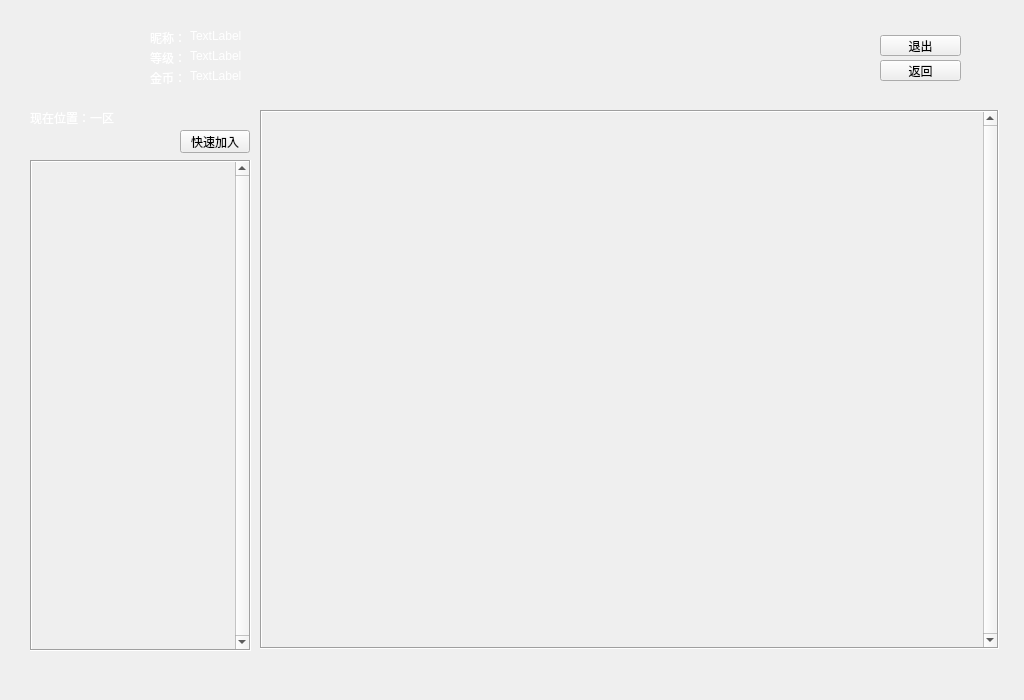
The window that QTProject/Client/lobby.ui (aldenpang/zhajinhua-project) describes before a commit, drawn with Qt 5.
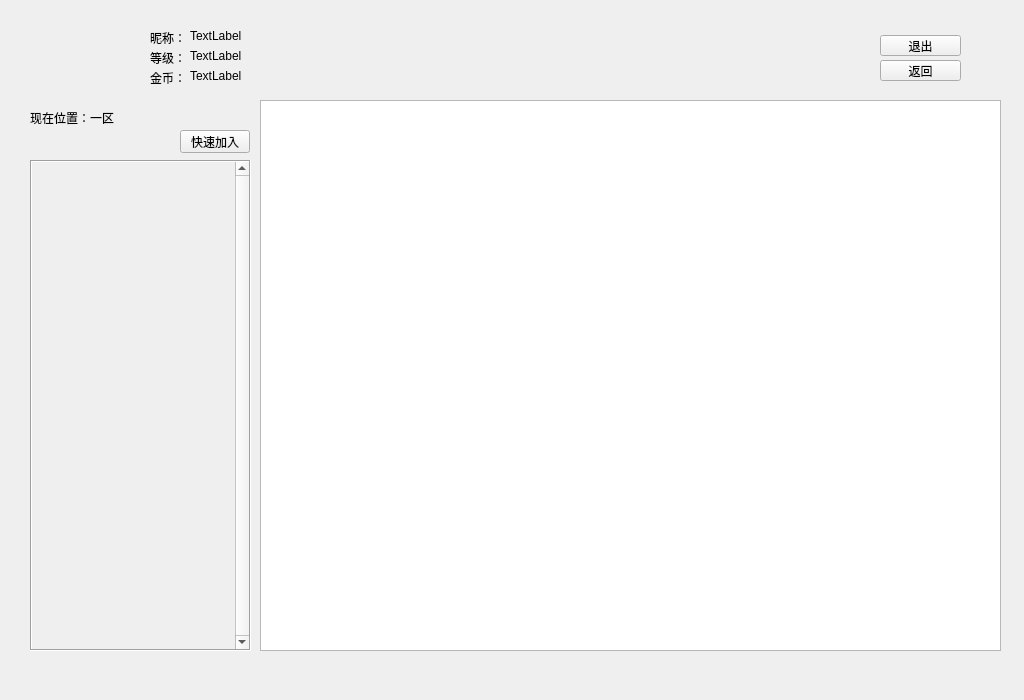
The same window after the commit. Icons and pictures are not drawn.

Commit message: user QGraphicsView and QScene instead of QScrollArea as been tableList

What changed in the file:
```diff
--- a/QTProject/Client/lobby.ui
+++ b/QTProject/Client/lobby.ui
@@ -26,7 +26,7 @@
    <string>Form</string>
   </property>
   <property name="styleSheet">
-   <string notr="true">QWidget[objectName=&quot;bgWidget&quot;] 
+   <string notr="true">/*QWidget[objectName=&quot;bgWidget&quot;] 
 {
 background-image: url(:/Images/Media/lobby.png);
 }
@@ -159,50 +159,6 @@
     </property>
    </widget>
   </widget>
-  <widget class="QScrollArea" name="tableList">
-   <property name="geometry">
-    <rect>
-     <x>260</x>
-     <y>110</y>
-     <width>739</width>
-     <height>539</height>
-    </rect>
-   </property>
-   <property name="frameShape">
-    <enum>QFrame::Box</enum>
-   </property>
-   <property name="frameShadow">
-    <enum>QFrame::Sunken</enum>
-   </property>
-   <property name="verticalScrollBarPolicy">
-    <enum>Qt::ScrollBarAlwaysOn</enum>
-   </property>
-   <property name="horizontalScrollBarPolicy">
-    <enum>Qt::ScrollBarAsNeeded</enum>
-   </property>
-   <property name="widgetResizable">
-    <bool>true</bool>
-   </property>
-   <widget class="QWidget" name="scrollAreaWidgetContents_2">
-    <property name="geometry">
-     <rect>
-      <x>0</x>
-      <y>0</y>
-      <width>720</width>
-      <height>537</height>
-     </rect>
-    </property>
-    <property name="sizeIncrement">
-     <size>
-      <width>0</width>
-      <height>0</height>
-     </size>
-    </property>
-    <property name="autoFillBackground">
-     <bool>false</bool>
-    </property>
-   </widget>
-  </widget>
   <widget class="QLabel" name="playerImage">
    <property name="geometry">
     <rect>
@@ -336,21 +292,19 @@
     <string>一区</string>
    </property>
   </widget>
-  <zorder>btn_back</zorder>
-  <zorder>btn_quit</zorder>
-  <zorder>tableList</zorder>
-  <zorder>gameList</zorder>
-  <zorder>tableList</zorder>
-  <zorder>playerImage</zorder>
-  <zorder>nickName</zorder>
-  <zorder>level</zorder>
-  <zorder>goldCoin</zorder>
-  <zorder>nickNameText</zorder>
-  <zorder>levelText</zorder>
-  <zorder>goldCoinText</zorder>
-  <zorder>btn_quickJoin</zorder>
-  <zorder>curPos</zorder>
-  <zorder>curPosText</zorder>
+  <widget class="QGraphicsView" name="tableList">
+   <property name="geometry">
+    <rect>
+     <x>260</x>
+     <y>100</y>
+     <width>741</width>
+     <height>551</height>
+    </rect>
+   </property>
+   <property name="horizontalScrollBarPolicy">
+    <enum>Qt::ScrollBarAlwaysOff</enum>
+   </property>
+  </widget>
  </widget>
  <resources>
   <include location="client.qrc"/>
```
Left out of the diff: 2 changed lines with no effect on the pictures. The commit also changes 8 other files.
